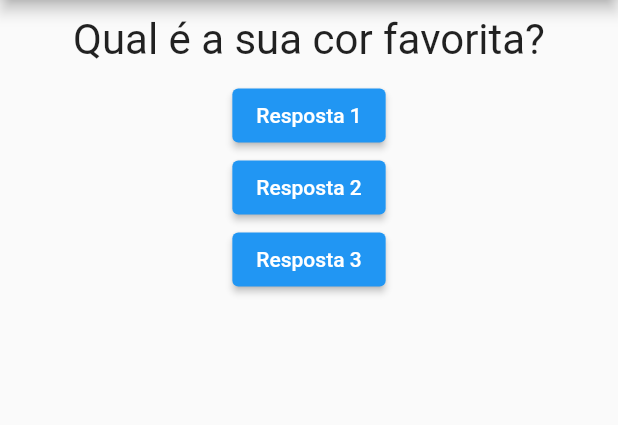
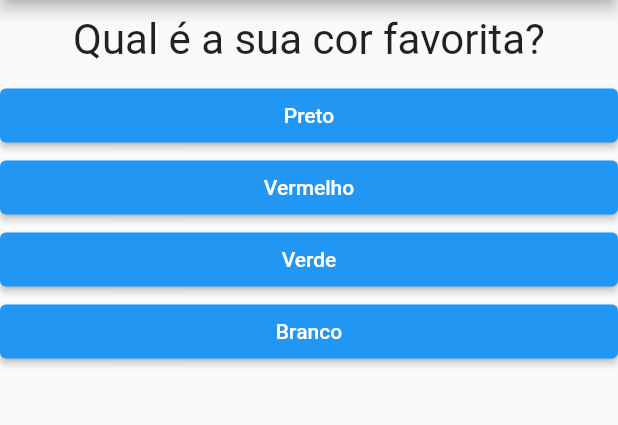
Before and after one commit to pedropgtorres/Quiz, a Flutter app: the screen it shows after launch, on a phone screen of 412 x 824 dp, the part 84-509 px from its top. Run offline on Flutter 3.47's test engine with Material 2 defaults, Android fonts, the phone set to English and light mode, and no system bars.

Commit message:
evoluindo o app

```diff
--- a/quiz/lib/main.dart
+++ b/quiz/lib/main.dart
@@ -20,37 +20,50 @@ class PerguntaApp extends StatefulWidget{
 class _PerguntaAppState extends State<PerguntaApp>{
   var _perguntaSelecionada=0;
 
-  void _Responder(){
+  final List< Map <String,Object> > _perguntas = const [
+    {
+      'pergunta':'Qual é a sua cor favorita?',
+      'resposta':['Preto','Vermelho','Verde','Branco']
+    },
+    {
+      'pergunta':'Qual é a seu animal favorito?',
+      'resposta':['Coelho','Cobra','Elefante','Leão']
+    },
+    {
+      'pergunta':'Qual seu instrutor favorito?',
+      'resposta':['Maria','João','Leo','Pedro']
+    }
+  ];
+
+  void _responder(){
     setState(() {
-      _perguntaSelecionada++;
+        _perguntaSelecionada++;
     });
+  }
+
+  bool get temPergSelect{
+    return _perguntaSelecionada < _perguntas.length;
   }
 
   @override
   Widget build(BuildContext context) {
-    final List<String> perguntas = [
-      'Qual é a sua cor favorita?',
-      'Qual é o seu animal favorito?'
-    ];
 
-    final List<String> respostas = [
-      'Resposta 1',
-      'Resposta 2',
-      'Resposta 3'
-    ];
+    List<String> respostas = temPergSelect ? _perguntas[_perguntaSelecionada]['resposta'] : null;
 
     return MaterialApp(
       home: Scaffold(
         appBar: AppBar(
           title: Text("Quiz"),
         ),
-        body: Column(
+        body: temPergSelect ? Column(
           children: [
-            Questao(perguntas[_perguntaSelecionada]),
-            Resposta(respostas[0]),
-            Resposta(respostas[1]),
-            Resposta(respostas[2])
+            Questao(_perguntas[_perguntaSelecionada]['pergunta']),
+            ...respostas.map((respostas) => Resposta(respostas, _responder)).toList(),
           ],
+        ) : Center(
+          child: Text('Parabéns!!!',
+          style: TextStyle(fontSize: 28),
+          ),
         ),
       ),
     );
--- a/quiz/lib/resposta.dart
+++ b/quiz/lib/resposta.dart
@@ -8,19 +8,23 @@ import 'package:flutter/material.dart';
 
 class Resposta extends StatelessWidget{
   final String resposta;
+  final void Function() onSelect;
 
-  Resposta(this.resposta);
+  Resposta(this.resposta, this.onSelect);
 
   @override
   Widget build(BuildContext context){
-    return ElevatedButton(
-        onPressed: (){
-
-        },
-        child: Text(resposta),
-        style: ElevatedButton.styleFrom(
-            primary: Colors.blue
-        )
-        );
+    return Container(
+      width: double.infinity,
+        child: ElevatedButton(
+            onPressed: onSelect,
+            child: Text(resposta,
+              style: TextStyle(color: Colors.white),
+            ),
+            style: ElevatedButton.styleFrom(
+                primary: Colors.blue
+            )
+        ),
+    );
   }
 }
```
